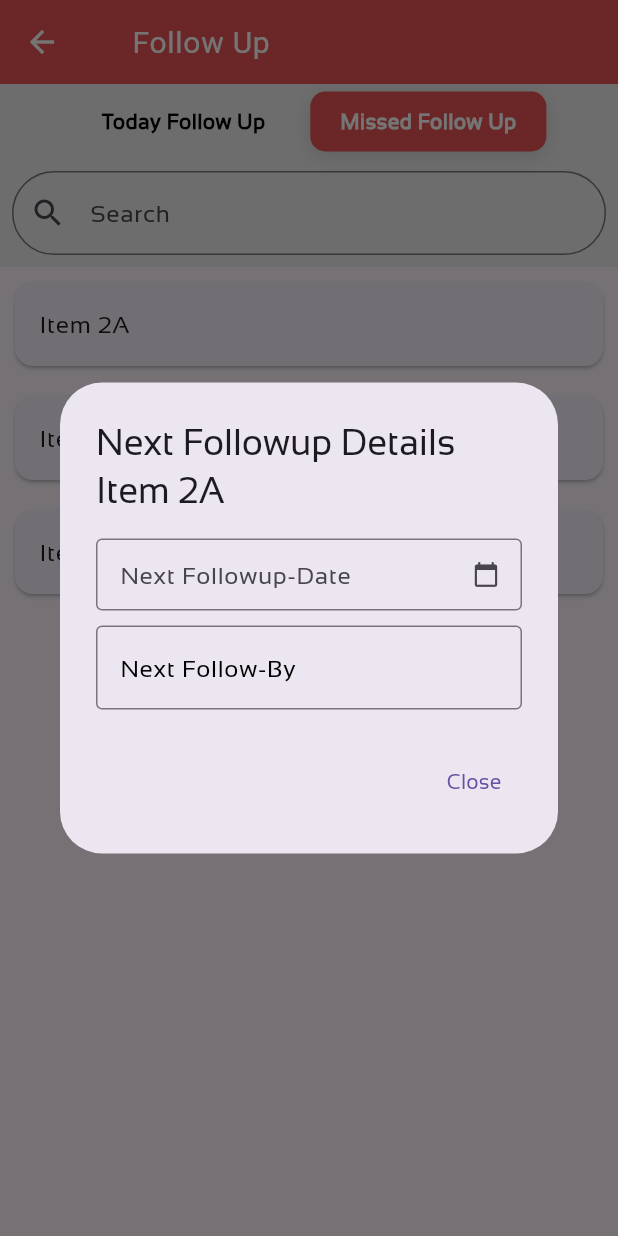
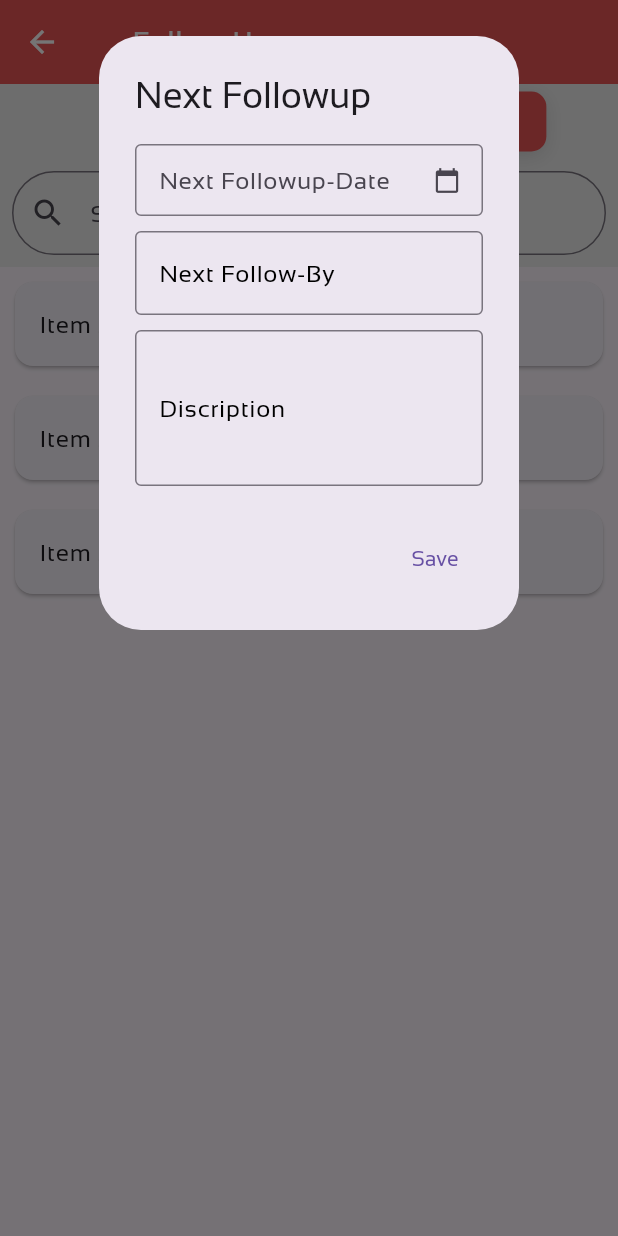
Before and after one commit to thirvusoft/Attendance_marker, a Flutter app: the FollowUpPage screen opened by its route, after a tap on "Missed Follow Up", after a tap on "Item 2A", on a phone screen of 412 x 824 dp. Run offline on Flutter 3.47's test engine with Material 3 defaults, Android fonts, the phone set to English and light mode, and no system bars; our stand-ins replace battery_plus, cached_network_image, flutter_dotenv, flutter_phosphor_icons, geocoding, geolocator and 8 more; missing offline and left inert: bottom_bar_matu, call_log, label_marker; accounts and stored records are empty; network calls fail; Roboto replaces fonts that are missing (Sansita).

Commit message:
followup details

```diff
--- a/lib/Page/followuppage.dart
+++ b/lib/Page/followuppage.dart
@@ -24,6 +24,8 @@ class _FollowUpPageState extends State<FollowUpPage> {
   List<String> displayedItems = [];
   TextEditingController nextFollowupDateController = TextEditingController();
   TextEditingController nextFollowupByController = TextEditingController();
+  TextEditingController nextFollowDiscriptionController =
+      TextEditingController();
 
   @override
   void initState() {
@@ -165,8 +167,9 @@ class _FollowUpPageState extends State<FollowUpPage> {
     showDialog(
       context: context,
       builder: (BuildContext context) {
-        return AlertDialog(
-          title: Text('Next Followup Details $itemName'),
+        return SingleChildScrollView(
+          child: AlertDialog(
+            title: const Text('Next Followup'),
             content: Column(
                 crossAxisAlignment: CrossAxisAlignment.start,
                 mainAxisSize: MainAxisSize.min,
@@ -181,8 +184,18 @@ class _FollowUpPageState extends State<FollowUpPage> {
                     labelText: 'Next Follow-By',
                     controller: nextFollowupByController,
                     obscureText: false,
-                  readyonly: true,
+                    readyonly: false,
                     autovalidateMode: AutovalidateMode.onUserInteraction,
+                  ),
+                  const SizedBox(height: 10),
+                  ReusableTextField(
+                    labelText: 'Discription',
+                    controller: nextFollowDiscriptionController,
+                    obscureText: false,
+                    keyboardType: TextInputType.multiline,
+                    readyonly: false,
+                    autovalidateMode: AutovalidateMode.onUserInteraction,
+                    maxline: 3,
                   ),
                 ]),
             actions: [
@@ -190,9 +203,10 @@ class _FollowUpPageState extends State<FollowUpPage> {
                 onPressed: () {
                   Navigator.of(context).pop();
                 },
-              child: Text('Close'),
+                child: Text('Save'),
               ),
             ],
+          ),
         );
       },
     );
--- a/lib/widgets/resuable_textfield.dart
+++ b/lib/widgets/resuable_textfield.dart
@@ -13,10 +13,9 @@ class ReusableTextField extends StatefulWidget {
   final bool readyonly;
   final AutovalidateMode autovalidateMode;
   final inputFormatters;
-  final VoidCallback? onTap; // Added onTap callback
-
+  final VoidCallback? onTap;
+  final int? maxline;
   const ReusableTextField({
-    Key? key, // Add key parameter
     required this.labelText,
     required this.controller,
     this.keyboardType = TextInputType.text,
@@ -28,8 +27,9 @@ class ReusableTextField extends StatefulWidget {
     this.inputFormatters,
     required this.readyonly,
     required this.autovalidateMode,
-    this.onTap, // Added onTap parameter
-  }) : super(key: key); // Call super constructor
+    this.onTap,
+    this.maxline,
+  });
 
   @override
   State<ReusableTextField> createState() => _ReusableTextFieldState();
@@ -47,6 +47,7 @@ class _ReusableTextFieldState extends State<ReusableTextField> {
         controller: widget.controller,
         autovalidateMode: widget.autovalidateMode,
         keyboardType: widget.keyboardType,
+        maxLines: widget.maxline,
         obscureText:
             (widget.obscureText != true) ? widget.obscureText : _obscureText,
         validator: widget.validator,
```
Also changed, not shown: 1 other file. Lines whose indentation alone changed are shown as unchanged.
